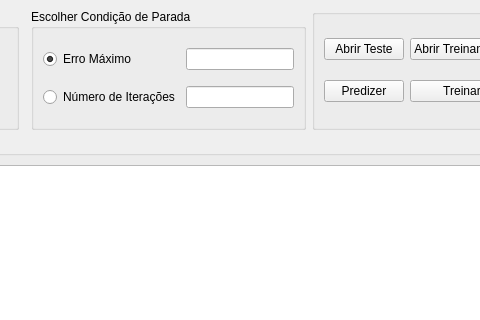
Qt form interface.ui (CaduSantana/Backpropagation) before a commit; both pictures show x 174 to 654 and y 0 to 320 of the 920 by 536 pixel window.
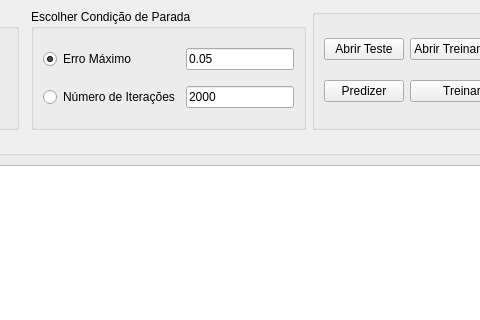
The same form after that commit.

Patch:
```diff
--- a/interface.ui
+++ b/interface.ui
@@ -59,10 +59,18 @@
       </property>
       <layout class="QGridLayout" name="gridLayout_3">
        <item row="0" column="1">
-        <widget class="QLineEdit" name="inputErro"/>
+        <widget class="QLineEdit" name="inputErro">
+         <property name="text">
+          <string>0.05</string>
+         </property>
+        </widget>
        </item>
        <item row="1" column="1">
-        <widget class="QLineEdit" name="inputIteracoes"/>
+        <widget class="QLineEdit" name="inputIteracoes">
+         <property name="text">
+          <string>2000</string>
+         </property>
+        </widget>
        </item>
        <item row="0" column="0">
         <widget class="QRadioButton" name="btnErro">
```
